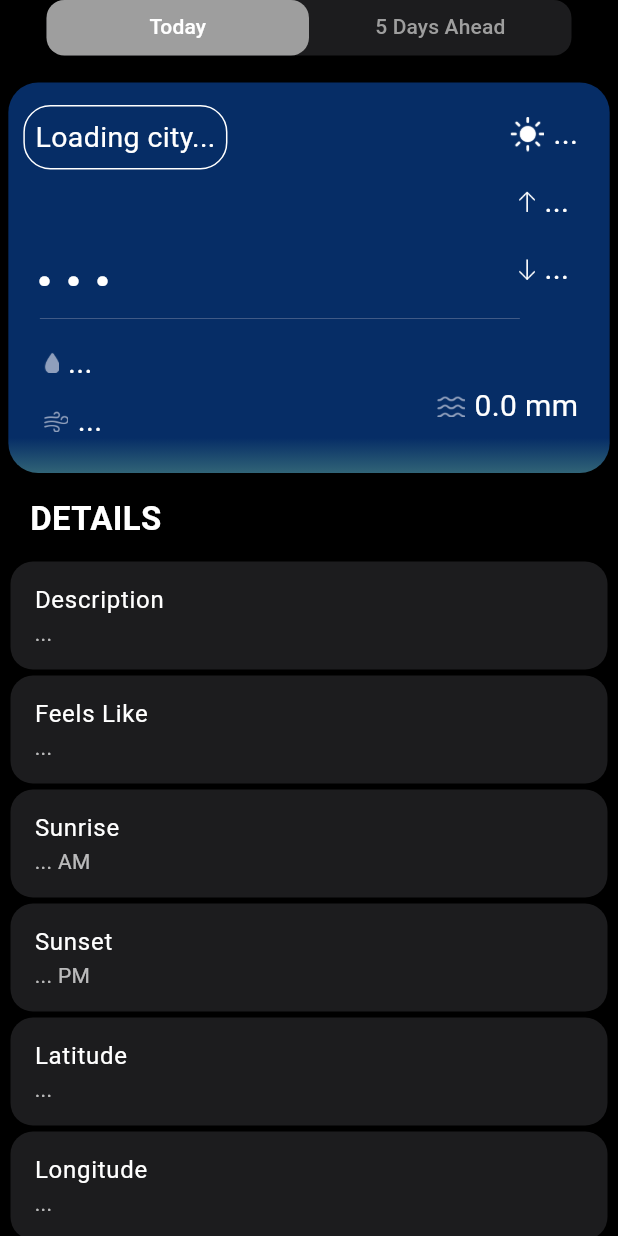
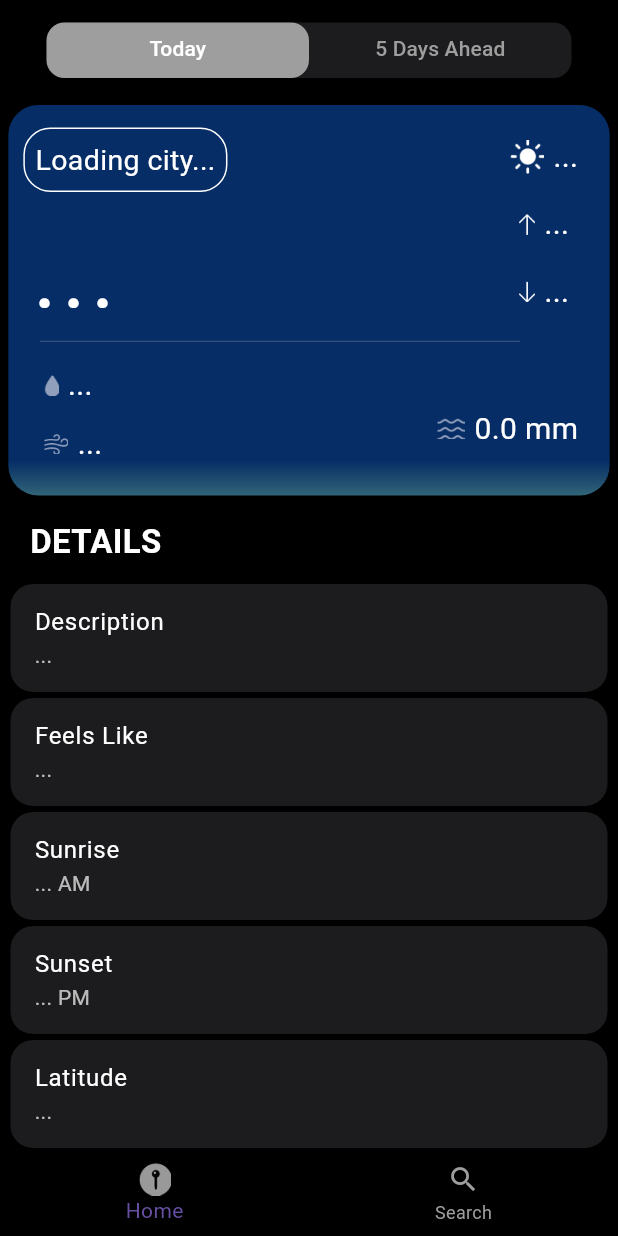
Before and after one commit to Adomakojohn/weather_app, a Flutter app: the screen it shows after launch, on a phone screen of 412 x 824 dp. Run offline on Flutter 3.47's test engine with Material 3 defaults, Android fonts, the light colour scheme and no system bars; our stand-ins replace geocoding, geolocator.

Commit message:
fixed bugs

```diff
--- a/lib/main.dart
+++ b/lib/main.dart
@@ -1,5 +1,5 @@
 import 'package:flutter/material.dart';
-import 'package:weather_app/screens/tabpage.dart';
+import 'package:weather_app/screens/bottomnav_page.dart';
 
 void main() {
   runApp(const MyApp());
@@ -12,7 +12,8 @@ class MyApp extends StatelessWidget {
   @override
   Widget build(BuildContext context) {
     return const MaterialApp(
-      home: WeatherTabScreen(),
+      debugShowCheckedModeBanner: false,
+      home: BottomNavPage(),
     );
   }
 }
--- /dev/null
+++ b/lib/screens/bottomnav_page.dart
@@ -0,0 +1,61 @@
+import 'package:flutter/material.dart';
+
+import 'package:weather_app/screens/search_page.dart';
+import 'package:weather_app/screens/tabpage.dart';
+
+class BottomNavPage extends StatefulWidget {
+  const BottomNavPage({super.key});
+
+  @override
+  State<BottomNavPage> createState() => _BottomNavBarpageState();
+}
+
+class _BottomNavBarpageState extends State<BottomNavPage> {
+  int currentIndex = 0;
+
+  final List _pages = [
+    const WeatherTabScreen(),
+    const SearchPage(),
+  ];
+
+  void onTabTapped(int index) {
+    setState(() {
+      currentIndex = index;
+    });
+  }
+
+  @override
+  Widget build(BuildContext context) {
+    return Scaffold(
+      body: _pages[currentIndex],
+      bottomNavigationBar: Theme(
+        data: Theme.of(context).copyWith(
+          splashColor: Colors.transparent,
+          highlightColor: Colors.transparent,
+        ),
+        child: BottomNavigationBar(
+          enableFeedback: false,
+          backgroundColor: const Color(0xFF000000),
+          unselectedItemColor: Colors.grey,
+          currentIndex: currentIndex,
+          onTap: onTabTapped,
+          items: [
+            BottomNavigationBarItem(
+              label: 'Home',
+              icon: Image.asset(
+                'assets/icons/home-icon.png',
+                height: 22,
+              ),
+            ),
+            const BottomNavigationBarItem(
+                label: 'Search',
+                icon: Icon(
+                  Icons.search,
+                  size: 22,
+                )),
+          ],
+        ),
+      ),
+    );
+  }
+}
--- a/lib/screens/five_days_ahead_page.dart
+++ b/lib/screens/five_days_ahead_page.dart
@@ -33,7 +33,7 @@ class _FiveDaysAheadPageState extends State<FiveDaysAheadPage> {
 
       // Log the forecast data to check its structure and size
       print(forecast);
-      if (forecast == null || forecast.isEmpty) {
+      if (forecast.isEmpty) {
         print("No forecast data received");
       } else {
         print("Forecast data: ${forecast.length} items");
@@ -95,8 +95,8 @@ class _FiveDaysAheadPageState extends State<FiveDaysAheadPage> {
     // Check if the forecast data has enough entries to display (5 days)
     if (_forecast!.length < 5) {
       print("Incomplete forecast data");
-      return Scaffold(
-        backgroundColor: const Color(0xFF000000),
+      return const Scaffold(
+        backgroundColor: Color(0xFF000000),
         body: Center(child: Text("Incomplete forecast data")),
       );
     }
--- a/lib/screens/tabpage.dart
+++ b/lib/screens/tabpage.dart
@@ -15,6 +15,9 @@ class WeatherTabScreen extends StatelessWidget {
           top: true,
           child: Column(
             children: [
+              const SizedBox(
+                height: 15,
+              ),
               Container(
                 decoration: BoxDecoration(
                   borderRadius: BorderRadius.circular(12),
--- a/lib/widgets/hourly_card.dart
+++ b/lib/widgets/hourly_card.dart
@@ -147,7 +147,7 @@ class HourlyCard extends StatelessWidget {
             // Date and Humidity
             Positioned(
               top: 20,
-              right: 151,
+              right: 137,
               child: Column(
                 crossAxisAlignment: CrossAxisAlignment.start,
                 children: [
```
Also changed, not shown: lib/screens/search_page.dart (added, +60 -0 lines), assets/icons/home-icon.png (added), 4 other files.
